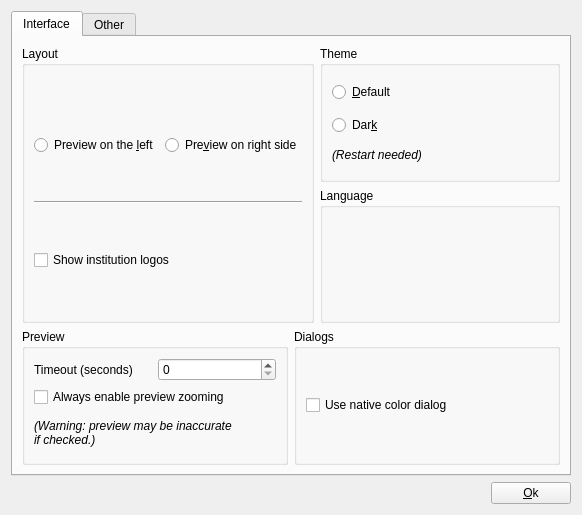
Old version of the form gmic-qt/ui/dialogsettings.ui in the repository amyspark/gmic.
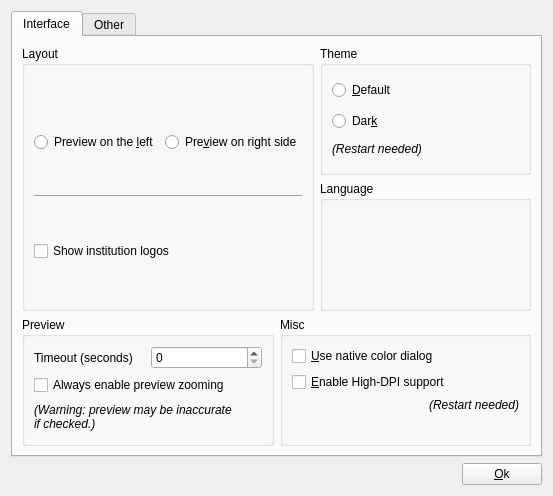
New version of the form. Icons and pictures are not drawn. Custom widgets are drawn as their Qt base class.

```diff
--- a/gmic-qt/ui/dialogsettings.ui
+++ b/gmic-qt/ui/dialogsettings.ui
@@ -6,8 +6,8 @@
    <rect>
     <x>0</x>
     <y>0</y>
-    <width>582</width>
-    <height>515</height>
+    <width>553</width>
+    <height>496</height>
    </rect>
   </property>
   <property name="windowTitle">
@@ -193,13 +193,30 @@
          <item>
           <widget class="QGroupBox" name="groupBox_4">
            <property name="title">
-            <string>Dialogs</string>
+            <string>Misc</string>
            </property>
            <layout class="QVBoxLayout" name="verticalLayout_6">
             <item>
              <widget class="QCheckBox" name="cbNativeColorDialogs">
               <property name="text">
-               <string>Use native color dialog</string>
+               <string>&amp;Use native color dialog</string>
+              </property>
+             </widget>
+            </item>
+            <item>
+             <widget class="QCheckBox" name="cbHighDPI">
+              <property name="text">
+               <string>&amp;Enable High-DPI support</string>
+              </property>
+             </widget>
+            </item>
+            <item>
+             <widget class="QLabel" name="label_4">
+              <property name="text">
+               <string>&lt;i&gt;(Restart needed)&lt;/i&gt;</string>
+              </property>
+              <property name="alignment">
+               <set>Qt::AlignRight|Qt::AlignTop|Qt::AlignTrailing</set>
               </property>
              </widget>
             </item>
```
